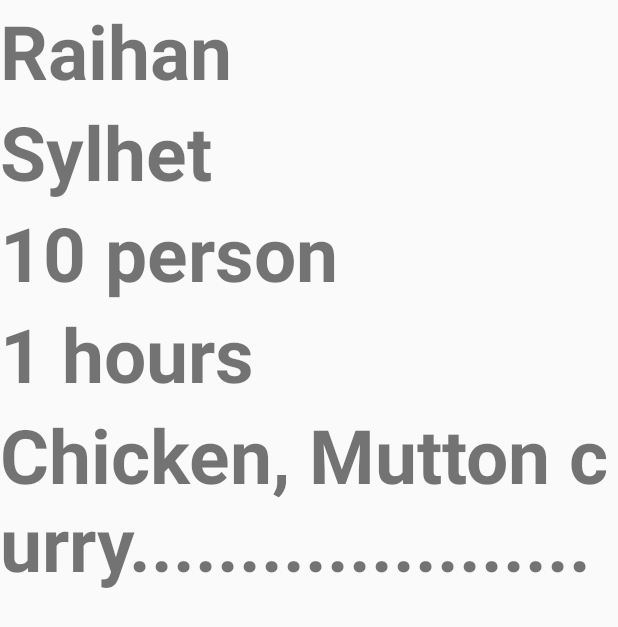
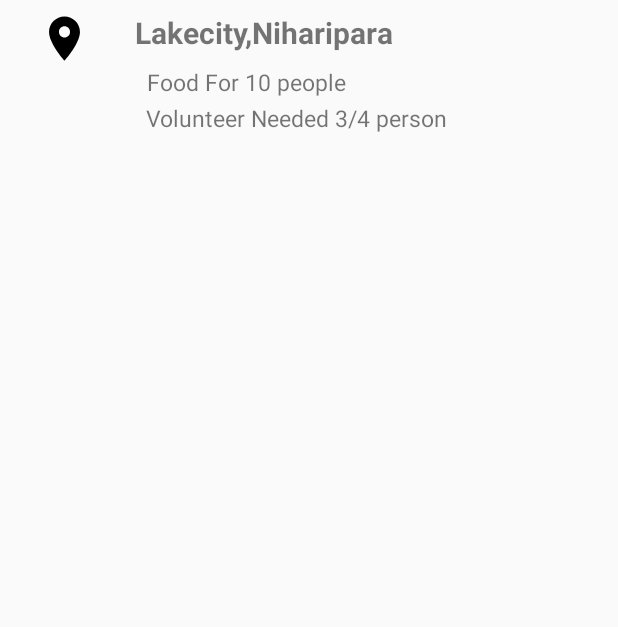
Before and after one commit to CosmicBeing09/LICT-SUST-Tech-Fest, an Android app: the layout template_food_request.xml on its own in the app's theme, with its tools: preview values and no code run, on a phone screen of 412 x 824 dp. Shown: the top 627 px of the screen. Run offline under Robolectric (Android 15) with nearby library versions, the phone set to English and light mode, and no system bars.

Commit message:
Map included

```diff
--- a/app/build.gradle
+++ b/app/build.gradle
@@ -34,7 +34,7 @@ dependencies {
     implementation 'com.android.support:design:27.1.1'
 
     implementation 'com.google.android.gms:play-services-maps:16.1.0'
-    implementation 'com.android.support.constraint:constraint-layout:1.1.3'
+    implementation 'com.android.support.constraint:constraint-layout:1.0.2'
     testImplementation 'junit:junit:4.12'
     androidTestImplementation 'com.android.support.test:runner:1.0.2'
     androidTestImplementation 'com.android.support.test.espresso:espresso-core:3.0.2'
@@ -66,4 +66,5 @@ dependencies {
     implementation 'com.squareup.picasso:picasso:2.71828'
     implementation 'de.hdodenhof:circleimageview:2.2.0'
     implementation 'com.android.support:cardview-v7:27.1.1'
+
 }
--- a/app/src/main/java/com/example/raihan/sharefoods/AppClient.java
+++ b/app/src/main/java/com/example/raihan/sharefoods/AppClient.java
@@ -4,7 +4,7 @@ import retrofit2.Retrofit;
 import retrofit2.converter.gson.GsonConverterFactory;
 
 public class AppClient {
-    public static final String Base_URL = "http://10.100.161.201/LICT/";
+    public static final String Base_URL = "https://sustta.herokuapp.com/api/v1/";
     public static Retrofit retrofit;
 
     public static Retrofit getApiClient()
--- a/app/src/main/java/com/example/raihan/sharefoods/IApi_Vinfo.java
+++ b/app/src/main/java/com/example/raihan/sharefoods/IApi_Vinfo.java
@@ -12,6 +12,9 @@ public interface IApi_Vinfo {
     @GET("V_info.php")
     Call<List<V_info_object>> getVinfo();
 
-    @GET("V_info.php")
+    @GET("profile-list")
     Call<List<Profile_Object>> getProfileinfo();
+
+    @GET("food-request")
+    Call<List<FoodRequestObject>> getFoodRequestObject();
 }
--- /dev/null
+++ b/app/src/main/res/drawable/ic_place_black_24dp.xml
@@ -0,0 +1,9 @@
+<vector xmlns:android="http://schemas.android.com/apk/res/android"
+        android:width="24dp"
+        android:height="24dp"
+        android:viewportWidth="24.0"
+        android:viewportHeight="24.0">
+    <path
+        android:fillColor="#FF000000"
+        android:pathData="M12,2C8.13,2 5,5.13 5,9c0,5.25 7,13 7,13s7,-7.75 7,-13c0,-3.87 -3.13,-7 -7,-7zM12,11.5c-1.38,0 -2.5,-1.12 -2.5,-2.5s1.12,-2.5 2.5,-2.5 2.5,1.12 2.5,2.5 -1.12,2.5 -2.5,2.5z"/>
+</vector>
--- a/app/src/main/res/layout/template_food_request.xml
+++ b/app/src/main/res/layout/template_food_request.xml
@@ -1,52 +1,72 @@
 <?xml version="1.0" encoding="utf-8"?>
-<RelativeLayout xmlns:android="http://schemas.android.com/apk/res/android"
-    android:orientation="vertical" android:layout_width="match_parent"
-    android:layout_height="match_parent">
+<android.support.constraint.ConstraintLayout
+    xmlns:android="http://schemas.android.com/apk/res/android"
+    xmlns:app="http://schemas.android.com/apk/res-auto"
+    xmlns:tools="http://schemas.android.com/tools"
+    android:layout_width="match_parent"
+    android:layout_height="wrap_content">
+
+
+    <ImageView
+        android:id="@+id/imageView"
+        android:layout_width="55dp"
+        android:layout_height="35dp"
+        android:layout_marginBottom="8dp"
+        android:layout_marginEnd="8dp"
+        android:layout_marginTop="8dp"
+        android:src="@drawable/ic_place_black_24dp"
+        app:layout_constraintBottom_toTopOf="@+id/button2"
+        app:layout_constraintEnd_toStartOf="@+id/location"
+        app:layout_constraintHorizontal_bias="0.571"
+        app:layout_constraintStart_toStartOf="parent"
+        app:layout_constraintTop_toTopOf="parent"
+        app:layout_constraintVertical_bias="0.0" />
 
     <TextView
-        android:id="@+id/template_food_request_name"
-        android:layout_width="wrap_content"
-        android:layout_height="wrap_content"
-        android:text="Raihan"
-        android:textSize="50dp"
+        android:id="@+id/location"
+        android:layout_width="222dp"
+        android:layout_height="28dp"
+        android:layout_marginBottom="8dp"
+        android:layout_marginEnd="100dp"
+        android:layout_marginRight="100dp"
+        android:layout_marginTop="8dp"
+        android:text="Lakecity,Niharipara"
+        android:textSize="20dp"
         android:textStyle="bold"
-        />
+        app:layout_constraintBottom_toTopOf="@+id/person"
+        app:layout_constraintEnd_toEndOf="parent"
+        app:layout_constraintTop_toTopOf="parent"
+        app:layout_constraintVertical_bias="1.0" />
 
     <TextView
-        android:id="@+id/template_food_request_location"
-        android:layout_below="@+id/template_food_request_name"
-        android:layout_width="wrap_content"
-        android:layout_height="wrap_content"
-        android:text="Sylhet"
-        android:textSize="50dp"
-        android:textStyle="bold"
-        />
+        android:id="@+id/person"
+        android:layout_width="306dp"
+        android:layout_height="24dp"
+        android:layout_marginEnd="8dp"
+        android:layout_marginStart="8dp"
+        android:text="Food For 10 people"
+        android:textSize="15dp"
+        app:layout_constraintBottom_toTopOf="@+id/volunteer"
+        app:layout_constraintEnd_toEndOf="parent"
+        app:layout_constraintHorizontal_bias="1.0"
+        app:layout_constraintStart_toStartOf="parent" />
+
     <TextView
-        android:id="@+id/template_food_request_quantity"
-        android:layout_below="@+id/template_food_request_location"
-        android:layout_width="wrap_content"
-        android:layout_height="wrap_content"
-        android:text="10 person"
-        android:textSize="50dp"
-        android:textStyle="bold"
-        />
-    <TextView
-        android:id="@+id/template_food_request_expiaryTime"
-        android:layout_below="@+id/template_food_request_quantity"
-        android:layout_width="wrap_content"
-        android:layout_height="wrap_content"
-        android:text="1 hours"
-        android:textSize="50dp"
-        android:textStyle="bold"
-        />
-    <TextView
-        android:id="@+id/template_food_request_briefDescription"
-        android:layout_below="@+id/template_food_request_expiaryTime"
-        android:layout_width="wrap_content"
-        android:layout_height="wrap_content"
-        android:text="Chicken, Mutton curry....................."
-        android:textSize="50dp"
-        android:textStyle="bold"
-        />
+        android:id="@+id/volunteer"
+        android:layout_width="305dp"
+        android:layout_height="21dp"
+        android:layout_marginEnd="8dp"
+        android:layout_marginStart="8dp"
+        android:text="Volunteer Needed 3/4 person"
+        android:textSize="15dp"
+        app:layout_constraintBottom_toBottomOf="parent"
+        app:layout_constraintEnd_toEndOf="parent"
+        app:layout_constraintHorizontal_bias="0.984"
+        app:layout_constraintStart_toStartOf="parent"
+        app:layout_constraintTop_toTopOf="parent"
+        app:layout_constraintVertical_bias="1.0" />
 
-</RelativeLayout>
+
+
+
+</android.support.constraint.ConstraintLayout>
--- a/app/src/main/res/values/colors.xml
+++ b/app/src/main/res/values/colors.xml
@@ -3,4 +3,5 @@
     <color name="colorPrimary">#3F51B5</color>
     <color name="colorPrimaryDark">#303F9F</color>
     <color name="colorAccent">#FF4081</color>
+    <color name="white">#ffffff</color>
 </resources>
```
Also changed, not shown: app/src/main/java/com/example/raihan/sharefoods/FoodRequestObject.java (+73 -23 lines), app/src/main/java/com/example/raihan/sharefoods/Locate_Volunteer_Map.java (+149 -3 lines), app/src/main/java/com/example/raihan/sharefoods/MainActivity.java (+48 -0 lines), app/src/main/java/com/example/raihan/sharefoods/Profile.java (+8 -0 lines), app/src/main/java/com/example/raihan/sharefoods/Profile_Object.java (+41 -77 lines), app/src/main/java/com/example/raihan/sharefoods/Show_foodRequest_Adapter.java (+56 -21 lines), app/src/main/java/com/example/raihan/sharefoods/User.java (added, +51 -0 lines), app/src/main/res/layout/activity_locate__volunteer__map.xml (+47 -0 lines), app/src/main/res/mipmap-xhdpi/new_search.png (added), app/src/main/res/mipmap-xhdpi/radius.png (added).
